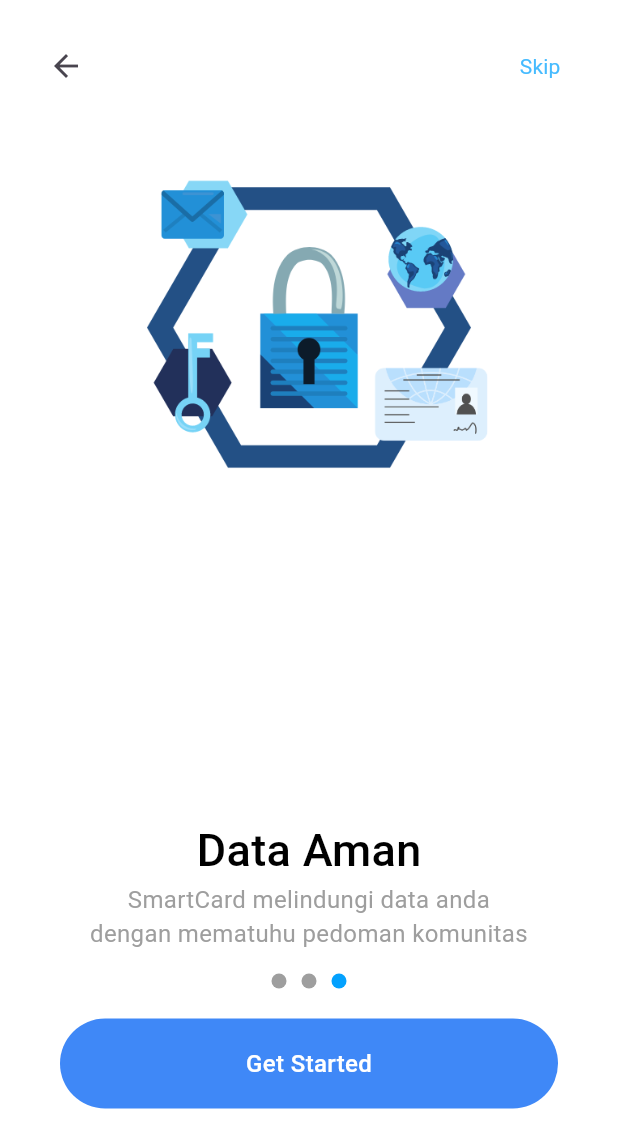
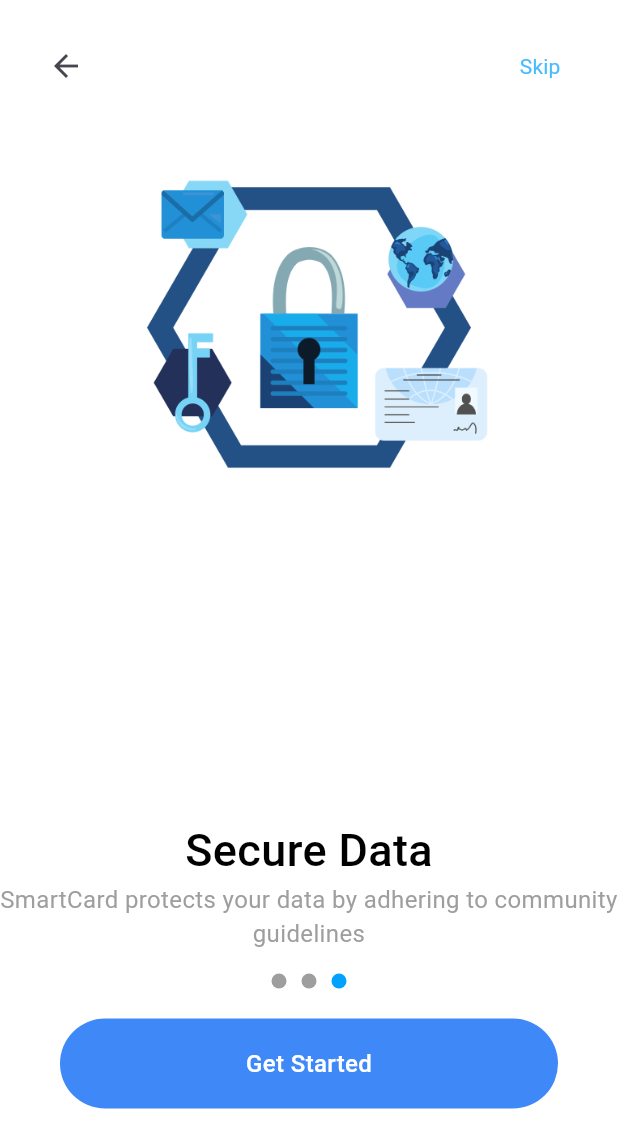
Before and after one commit to MuhammadEgaRam/tubes_kel3, a Flutter app: the screen it shows after launch, swiped to page 3, on a phone screen of 412 x 824 dp. Shown: the top 1148 px of the screen. Run offline on Flutter 3.47's test engine with Material 3 defaults, Android fonts, the phone set to English and light mode, and no system bars; our stand-ins replace camera, cloud_firestore, firebase_auth, firebase_core, firebase_storage, flutter_riverpod and 3 more; accounts and stored records are empty.

Commit message:
feat: update desc

```diff
--- a/lib/models/onboard_model.dart
+++ b/lib/models/onboard_model.dart
@@ -12,15 +12,15 @@
 final List<OnboardModel> onboard_data = [
   OnboardModel(
       image: 'assets/images/logo.png',
-      title: 'Selamat Datang',
-      description: 'SmartCard adalah Scanner KTM \nberbasis Mobile Android'),
+      title: 'Innovation in Every Swipe',
+      description: 'SmartCard is an intelligent card integrating advanced technology for diverse practical applications.'),
   OnboardModel(
       image: 'assets/images/onboard1.png',
-      title: 'OCR KTM Cepat',
-      description: 'Nikmati Pengalaman OCR\nScan KTM dengan cepat dan akurat'),
+      title: 'Fast OCR KTM',
+      description: 'Enjoy the OCR Experience\nScan KTM quickly and accurately'),
   OnboardModel(
       image: 'assets/images/onboard2.png',
-      title: 'Data Aman',
+      title: 'Secure Data',
       description:
-          'SmartCard melindungi data anda\ndengan mematuhu pedoman komunitas'),
+          'SmartCard protects your data by adhering to community guidelines'),
 ];
--- a/lib/pages/page_sign_in.dart
+++ b/lib/pages/page_sign_in.dart
@@ -48,14 +48,14 @@
             Container(
                 padding: EdgeInsets.only(bottom: 40),
                 child: CustomTextStyle(
-                  text: 'SmartCard',
+                  text: 'Welcome Back 👋',
                   fontSize: 23,
                   fontWeight: FontWeight.bold,
                   color: Colors.grey,
                 )),
             Container(
                 child: CustomTextStyle(
-              text: 'Masuk ke akun Anda',
+              text: 'Sign to your account',
               fontSize: 17,
             )),
             Container(
```
